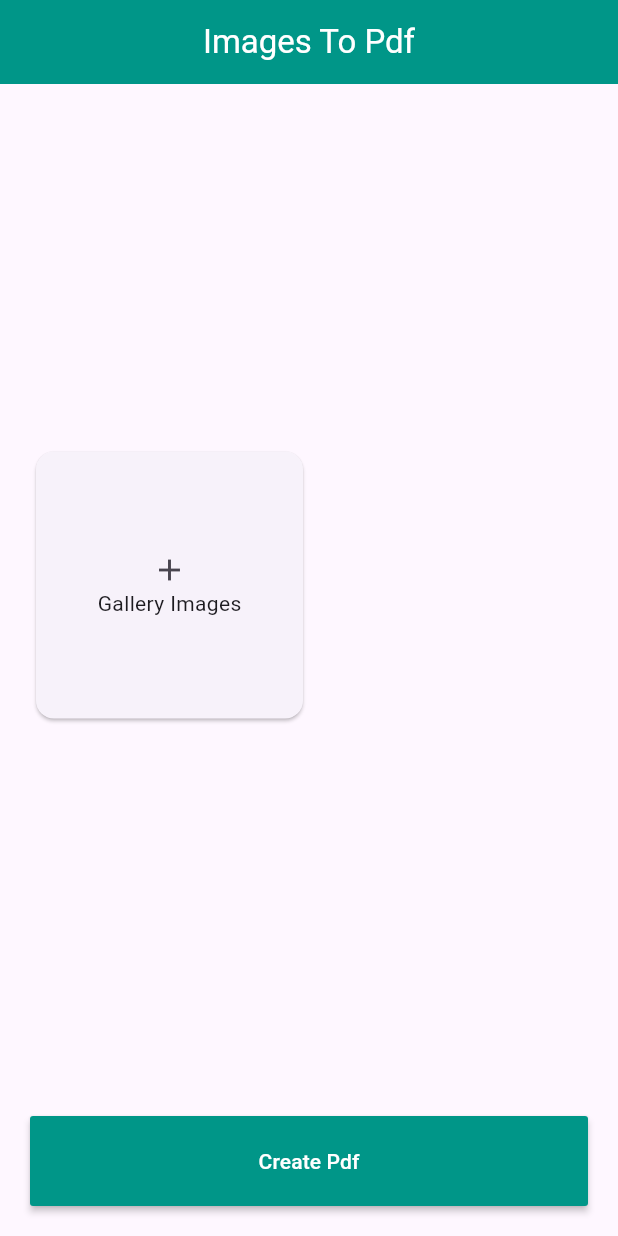
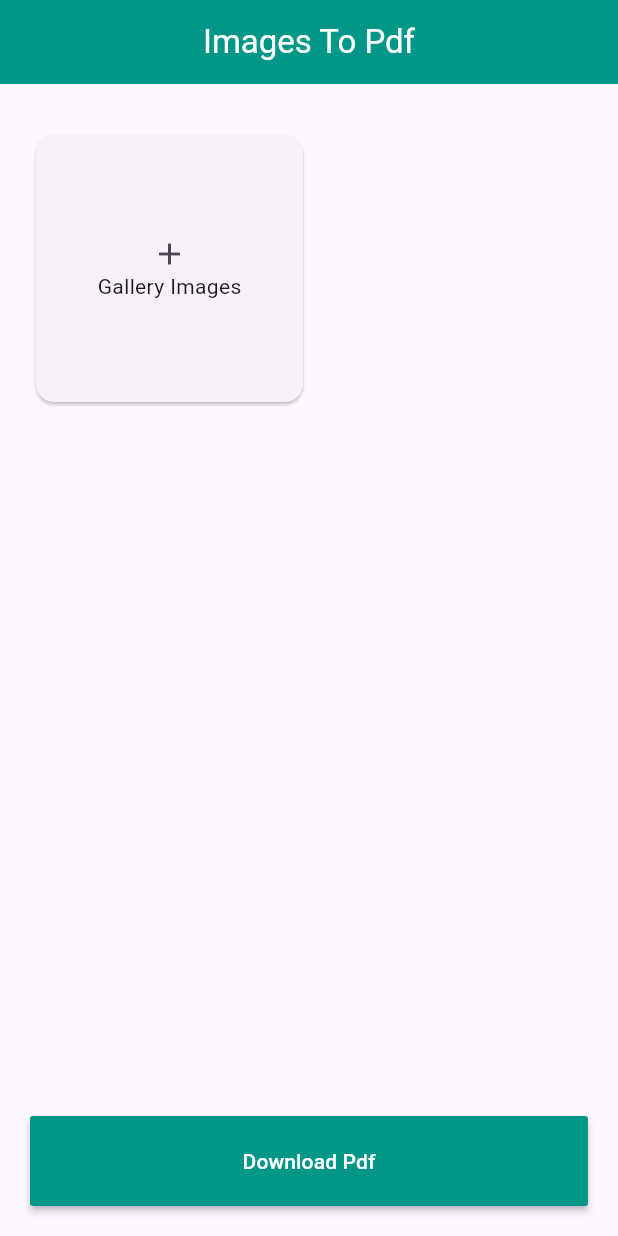
Before and after one commit to naimulhassan2001/image-to-pdf-, a Flutter app: the screen it shows after launch, after a tap on "Gallery Images", on a phone screen of 412 x 824 dp. Run offline on Flutter 3.47's test engine with Material 3 defaults, Android fonts, the phone set to English and light mode, and no system bars; our stand-ins replace device_info_plus, get, image_picker, permission_handler; missing offline and left inert: external_path, media_scanner.

Commit message:
improve code

```diff
--- a/lib/controller/home_controller.dart
+++ b/lib/controller/home_controller.dart
@@ -1,9 +1,11 @@
 import 'dart:io';
+
+import 'package:device_info_plus/device_info_plus.dart';
+
 
 import 'package:get/get.dart';
 import 'package:image_picker/image_picker.dart';
 import 'package:external_path/external_path.dart';
-import 'package:image_to_pdf/view/screen/selected_image.dart';
 import 'package:pdf/widgets.dart' as pw;
 import 'package:image/image.dart' as img;
 import 'package:media_scanner/media_scanner.dart';
@@ -76,31 +78,44 @@ class HomeController extends GetxController {
   }
 
   Future<PermissionStatus> storagePermissionStatus() async {
-    // Check the status of the storage permission
+
     PermissionStatus storagePermissionStatus = await Permission.storage.status;
 
-    // If the permission is not granted, request it
+
     if (!storagePermissionStatus.isGranted) {
       await Permission.storage.request();
     }
 
-    // For Android 11 and above, also request manage external storage permission
     if (await Permission.manageExternalStorage.isDenied) {
       await Permission.manageExternalStorage.request();
     }
 
-    // Check the status of the permissions again
     storagePermissionStatus = await Permission.storage.status;
     PermissionStatus manageExternalStorageStatus =
         await Permission.manageExternalStorage.status;
 
-    // Return the most restrictive status (whichever is not granted)
-    if (storagePermissionStatus.isGranted &&
-        manageExternalStorageStatus.isGranted) {
-      return PermissionStatus.granted;
-    } else {
-      return PermissionStatus.denied;
+    if (Platform.isAndroid) {
+      final DeviceInfoPlugin deviceInfo = DeviceInfoPlugin();
+      final AndroidDeviceInfo androidInfo = await deviceInfo.androidInfo;
+
+      if (androidInfo.version.sdkInt >= 30) { // Android 11 (API level 30) or above
+        if (storagePermissionStatus.isGranted &&
+            manageExternalStorageStatus.isGranted) {
+          return PermissionStatus.granted;
+        } else {
+          return PermissionStatus.denied;
+        }
+      } else {
+        if (storagePermissionStatus.isGranted) {
+          return PermissionStatus.granted;
+        } else {
+          return PermissionStatus.denied;
+        }
+      }
     }
+
+    return PermissionStatus.denied;
+
   }
 
   void pickGalleryImage() async {
@@ -116,7 +131,6 @@ class HomeController extends GetxController {
       final List<XFile> images = await picker.pickMultiImage();
 
       if (images.isNotEmpty) {
-        imagePaths.clear();
         imagePaths.addAll(images);
 
         print(imagePaths.length);
--- a/lib/main.dart
+++ b/lib/main.dart
@@ -12,6 +12,7 @@ class MyApp extends StatelessWidget {
   @override
   Widget build(BuildContext context) {
     return  GetMaterialApp(
+      debugShowCheckedModeBanner: false,
       home: Home(),
     );
   }
--- a/lib/view/screen/home.dart
+++ b/lib/view/screen/home.dart
@@ -13,6 +13,7 @@ class Home extends StatelessWidget {
   Widget build(BuildContext context) {
     return GetBuilder<HomeController>(
         builder: (controller) => Scaffold(
+          extendBody: true,
               appBar: AppBar(
                 title: const Text("Images To Pdf"),
                 centerTitle: true,
@@ -20,7 +21,7 @@ class Home extends StatelessWidget {
                 foregroundColor: Colors.white,
               ),
               body: Center(
-                child: SingleChildScrollView(
+                child: Padding(
                   padding: const EdgeInsets.all(20),
                   child: Column(
                     mainAxisSize: MainAxisSize.min,
@@ -42,8 +43,9 @@ class Home extends StatelessWidget {
                       const SizedBox(
                         height: 10,
                       ),
-                      GridView.builder(
-                        shrinkWrap: true,
+                      Expanded(
+                        child: GridView.builder(
+                          physics: const BouncingScrollPhysics(),
                           gridDelegate:
                               const SliverGridDelegateWithFixedCrossAxisCount(
                             crossAxisCount: 2,
@@ -78,32 +80,24 @@ class Home extends StatelessWidget {
                             }
                           },
                         ),
-                      // controller.imagePaths.isEmpty
-                      //     ? MaterialButton(
-                      //         color: Colors.teal,
-                      //         textColor: Colors.white,
-                      //         padding: const EdgeInsets.symmetric(
-                      //             horizontal: 30, vertical: 20),
-                      //         onPressed: controller.pickGalleryImage,
-                      //         child: const Text("Gallery Images"),
-                      //       )
-                      //     : const SizedBox(),
+                      ),
+
                       const SizedBox(
-                        height: 10,
+                        height: 20,
                       ),
                     ],
                   ),
                 ),
               ),
               bottomNavigationBar: Padding(
-                padding: EdgeInsets.all(20),
+                padding: const EdgeInsets.all(20),
                 child: MaterialButton(
                   color: Colors.teal,
                   textColor: Colors.white,
                   padding:
                       const EdgeInsets.symmetric(horizontal: 30, vertical: 20),
                   onPressed: controller.convertImage,
-                  child: const Text("Create Pdf"),
+                  child: const Text("Download Pdf"),
                 ),
               ),
             ));
--- a/pubspec.yaml
+++ b/pubspec.yaml
@@ -53,6 +53,7 @@ dev_dependencies:
   pdf: ^3.11.1
   external_path: ^1.0.3
   media_scanner: ^2.1.0
+  device_info_plus: ^10.1.2
 
 
 # For information on the generic Dart part of this file, see the
```
Also changed, not shown: pubspec.lock, 2 other files. Lines whose indentation alone changed are shown as unchanged.
